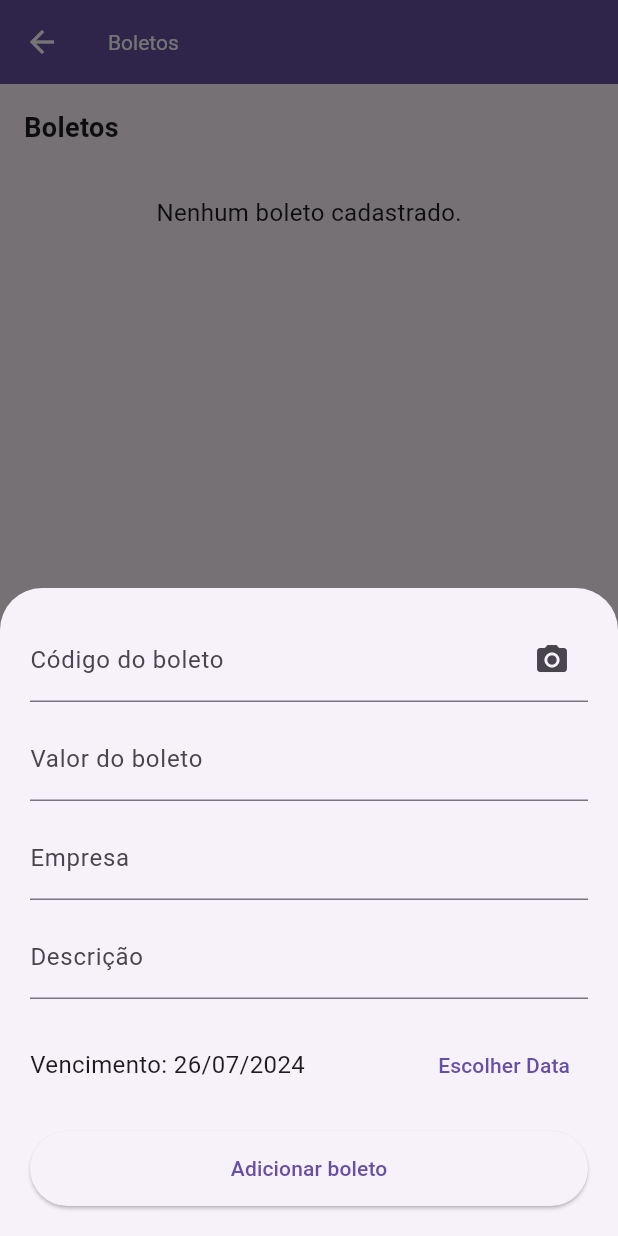
After one commit to oscarkemuel/my-finance-mobile, a Flutter app: the BilletsScreen screen opened by its route, after a tap on the "add" icon, on a phone screen of 412 x 824 dp. The commit adds this screen. Run offline on Flutter 3.47's test engine with Material 3 defaults, Android fonts, the phone set to English and light mode, and no system bars; our stand-ins replace flutter_mobx, local_auth, mobx, sqflite, syncfusion_flutter_charts; missing offline and left inert: flutter_barcode_scanner; accounts and stored records are empty; generated files the repository leaves out were written again; network calls fail.

Commit message:
feat(billets): Implements complete Billets

```diff
--- a/lib/main.dart
+++ b/lib/main.dart
@@ -1,15 +1,18 @@
 import 'package:flutter/material.dart';
 import 'package:local_auth/local_auth.dart';
 import 'package:my_finance/daos/bank_dao.dart';
+import 'package:my_finance/daos/billet_dao.dart';
 import 'package:my_finance/daos/category_dao.dart';
 import 'package:my_finance/daos/expense_dao.dart';
 import 'package:my_finance/daos/income_dao.dart';
+import 'package:my_finance/screens/billets_screen.dart';
 // import 'package:my_finance/database/db.dart';
 import 'package:my_finance/screens/expenses_screen.dart';
 import 'package:my_finance/screens/home_screen.dart';
 import 'package:my_finance/screens/tabs_screen.dart';
 import 'package:my_finance/services/local_auth_service.dart';
 import 'package:my_finance/stores/bank.store.dart';
+import 'package:my_finance/stores/billet.store.dart';
 import 'package:my_finance/stores/category.store.dart';
 import 'package:my_finance/stores/expense.store.dart';
 import 'package:my_finance/stores/income.store.dart';
@@ -33,6 +36,7 @@ class MyApp extends StatelessWidget {
     final categoryDao = CategoryDao();
     final incomeDao = IncomeDao();
     final expenseDao = ExpenseDao();
+    final billetDao = BilletDao();
 
     final expenseStore = ExpenseStore(expenseDao);
 
@@ -49,6 +53,7 @@ class MyApp extends StatelessWidget {
         ),
         Provider<IncomeStore>(create: (_) => IncomeStore(incomeDao)),
         Provider<ExpenseStore>(create: (_) => expenseStore),
+        Provider<BilletStore>(create: (_) => BilletStore(billetDao)),
       ],
       child: MaterialApp(
         title: 'My finance app',
@@ -58,6 +63,7 @@ class MyApp extends StatelessWidget {
           AppRoutes.DEFAULT: (ctx) => const TabsScreen(),
           AppRoutes.HOME: (ctx) => const HomeScreen(),
           AppRoutes.EXPENSES: (ctx) => const ExpensesScreen(),
+          AppRoutes.BILLETS: (ctx) => const BilletsScreen(),
         },
       ),
     );
--- /dev/null
+++ b/lib/models/billet.dart
@@ -0,0 +1,39 @@
+class Billet {
+  int id;
+  String code;
+  double amount;
+  DateTime dueDate;
+  String company;
+  String description;
+
+  Billet({
+    required this.id,
+    required this.code,
+    required this.amount,
+    required this.dueDate,
+    required this.company,
+    required this.description,
+  });
+
+  factory Billet.fromMap(Map<String, dynamic> map) {
+    return Billet(
+      id: map['id'],
+      code: map['code'],
+      amount: map['amount'].toDouble(),
+      dueDate: DateTime.parse(map['dueDate']),
+      company: map['company'],
+      description: map['description'],
+    );
+  }
+
+  Map<String, dynamic> toMap() {
+    return {
+      'id': id,
+      'code': code,
+      'amount': amount,
+      'dueDate': dueDate.toIso8601String(),
+      'company': company,
+      'description': description,
+    };
+  }
+}
--- /dev/null
+++ b/lib/screens/billets_screen.dart
@@ -0,0 +1,75 @@
+import 'package:flutter/material.dart';
+import 'package:my_finance/models/billet.dart';
+import 'package:my_finance/stores/billet.store.dart';
+import 'package:my_finance/widgets/billet_form.dart';
+import 'package:my_finance/widgets/billet_list.dart';
+import 'package:provider/provider.dart';
+
+class BilletsScreen extends StatefulWidget {
+  const BilletsScreen({
+    super.key,
+  });
+
+  @override
+  // ignore: library_private_types_in_public_api
+  _BilletsScreenState createState() => _BilletsScreenState();
+}
+
+class _BilletsScreenState extends State<BilletsScreen> {
+  void _openBilletFormModal(BuildContext context, [Billet? billet]) {
+    final billetStore = Provider.of<BilletStore>(context, listen: false);
+
+    showModalBottomSheet(
+      context: context,
+      builder: (_) {
+        return BilletForm(
+          billet: billet,
+          onSubmit: (billet) {
+            billetStore.addBillet(billet);
+            Navigator.of(context).pop();
+          },
+          onDelete: (billet) {
+            billetStore.removeBillet(billet);
+          },
+        );
+      },
+    );
+  }
+
+  @override
+  Widget build(BuildContext context) {
+    return Scaffold(
+      appBar: AppBar(
+        title: const Text('Boletos'),
+        titleTextStyle: const TextStyle(color: Colors.white),
+        backgroundColor: Theme.of(context).colorScheme.primary,
+        foregroundColor: Colors.white,
+      ),
+      body: Column(
+        children: [
+          const Padding(
+            padding: EdgeInsets.all(16),
+            child: Align(
+              alignment: Alignment.centerLeft,
+              child: Text(
+                'Boletos',
+                style: TextStyle(fontSize: 18, fontWeight: FontWeight.bold),
+              ),
+            ),
+          ),
+          Expanded(
+              child: Padding(
+            padding: const EdgeInsets.symmetric(horizontal: 16),
+            child: BilletList(
+              onTap: (bank) => _openBilletFormModal(context, bank),
+            ),
+          ))
+        ],
+      ),
+      floatingActionButton: FloatingActionButton(
+        onPressed: () => _openBilletFormModal(context),
+        child: const Icon(Icons.add),
+      ),
+    );
+  }
+}
--- a/lib/utils/app_routes.dart
+++ b/lib/utils/app_routes.dart
@@ -8,4 +8,5 @@ class AppRoutes {
   static const INCOMES = '/incomes';
   static const BANKS = '/banks';
   static const CATEGORIES = '/categories';
+  static const BILLETS = '/billets';
 }
--- a/lib/widgets/auth_check.dart
+++ b/lib/widgets/auth_check.dart
@@ -35,6 +35,8 @@ class _AuthCheckState extends State<AuthCheck> {
         Navigator.of(context).pushReplacementNamed(
           AppRoutes.DEFAULT,
         );
+
+        Navigator.of(context).pop();
       }
     }
   }
--- /dev/null
+++ b/lib/widgets/billet_form.dart
@@ -0,0 +1,203 @@
+import 'package:flutter/material.dart';
+import 'package:flutter/services.dart';
+import 'package:my_finance/models/billet.dart';
+import 'package:intl/intl.dart';
+import 'package:flutter_barcode_scanner/flutter_barcode_scanner.dart';
+
+class BilletForm extends StatefulWidget {
+  final void Function(Billet billet) onSubmit;
+  final void Function(Billet billet)? onDelete;
+  final Billet? billet;
+
+  const BilletForm({
+    super.key,
+    required this.onSubmit,
+    this.onDelete,
+    this.billet,
+  });
+
+  @override
+  State<BilletForm> createState() => _BilletFormState();
+}
+
+class _BilletFormState extends State<BilletForm> {
+  final _codeController = TextEditingController();
+  final _amountController = TextEditingController();
+  final _companyController = TextEditingController();
+  final _descriptionController = TextEditingController();
+  DateTime _selectedDueDate = DateTime.now();
+
+  @override
+  void initState() {
+    super.initState();
+    if (widget.billet != null) {
+      _codeController.text = widget.billet!.code;
+      _amountController.text = widget.billet!.amount.toString();
+      _companyController.text = widget.billet!.company;
+      _descriptionController.text = widget.billet!.description;
+      _selectedDueDate = widget.billet!.dueDate;
+    }
+  }
+
+  void _submit() {
+    if (_codeController.text.isEmpty ||
+        _amountController.text.isEmpty ||
+        _companyController.text.isEmpty ||
+        _descriptionController.text.isEmpty) {
+      return;
+    }
+
+    final code = _codeController.text;
+    final amount = double.tryParse(_amountController.text) ?? 0;
+    final company = _companyController.text;
+    final description = _descriptionController.text;
+
+    final billet = Billet(
+      id: widget.billet?.id ?? DateTime.now().millisecondsSinceEpoch,
+      code: code,
+      amount: amount,
+      dueDate: _selectedDueDate,
+      company: company,
+      description: description,
+    );
+
+    widget.onSubmit(billet);
+  }
+
+  void _presentDatePicker() {
+    showDatePicker(
+      context: context,
+      initialDate: DateTime.now(),
+      firstDate: DateTime(2000),
+      lastDate: DateTime(2100),
+    ).then((pickedDate) {
+      if (pickedDate == null) return;
+      setState(() {
+        _selectedDueDate = pickedDate;
+      });
+    });
+  }
+
+  Future<void> scanBarcodeNormal() async {
+    String barcodeScanRes;
+    try {
+      barcodeScanRes = await FlutterBarcodeScanner.scanBarcode(
+          '#ff6666', 'Cancel', true, ScanMode.BARCODE);
+
+      if (barcodeScanRes == '-1') {
+        return;
+      }
+    } on PlatformException {
+      barcodeScanRes = 'Failed to get platform version.';
+    }
+
+    if (!mounted) return;
+
+    setState(() {
+      _codeController.text = barcodeScanRes;
+    });
+  }
+
+  void _copyCodeToClipboard() {
+    Clipboard.setData(ClipboardData(text: _codeController.text));
+    ScaffoldMessenger.of(context).showSnackBar(
+      const SnackBar(
+          content: Text('Código copiado para a área de transferência')),
+    );
+  }
+
+  @override
+  Widget build(BuildContext context) {
+    return SingleChildScrollView(
+      child: Padding(
+        padding: EdgeInsets.only(
+          bottom: MediaQuery.of(context).viewInsets.bottom + 20,
+          left: 20,
+          right: 20,
+          top: 20,
+        ),
+        child: Column(
+          crossAxisAlignment: CrossAxisAlignment.start,
+          children: [
+            TextField(
+              controller: _codeController,
+              decoration: InputDecoration(
+                labelText: 'Código do boleto',
+                suffixIcon: Row(
+                  mainAxisSize: MainAxisSize.min,
+                  children: [
+                    IconButton(
+                      icon: const Icon(Icons.camera_alt),
+                      onPressed: scanBarcodeNormal,
+                    ),
+                    if (widget.billet != null)
+                      IconButton(
+                        icon: const Icon(Icons.copy),
+                        onPressed: _copyCodeToClipboard,
+                      ),
+                  ],
+                ),
+              ),
+            ),
+            const SizedBox(height: 10),
+            TextField(
+              controller: _amountController,
+              decoration: const InputDecoration(labelText: 'Valor do boleto'),
+              keyboardType:
+                  const TextInputType.numberWithOptions(decimal: true),
+            ),
+            const SizedBox(height: 10),
+            TextField(
+              controller: _companyController,
+              decoration: const InputDecoration(labelText: 'Empresa'),
+            ),
+            const SizedBox(height: 10),
+            TextField(
+              controller: _descriptionController,
+              decoration: const InputDecoration(labelText: 'Descrição'),
+            ),
+            const SizedBox(height: 20),
+            Row(
+              mainAxisAlignment: MainAxisAlignment.spaceBetween,
+              children: [
+                Text(
+                  'Vencimento: ${DateFormat('dd/MM/yyyy').format(_selectedDueDate)}',
+                  style: const TextStyle(fontSize: 16),
+                ),
+                TextButton(
+                  onPressed: _presentDatePicker,
+                  child: const Text('Escolher Data'),
+                ),
+              ],
+            ),
+            const SizedBox(height: 20),
+            ElevatedButton(
+              onPressed: _submit,
+              style: ElevatedButton.styleFrom(
+                minimumSize: const Size(double.infinity, 50),
+              ),
+              child: Text(widget.billet == null
+                  ? 'Adicionar boleto'
+                  : 'Atualizar boleto'),
+            ),
+            if (widget.billet != null) ...[
+              const SizedBox(height: 10),
+              ElevatedButton(
+                onPressed: () {
+                  if (widget.onDelete != null) {
+                    widget.onDelete!(widget.billet!);
+                  }
+                  Navigator.of(context).pop();
+                },
+                style: ElevatedButton.styleFrom(
+                  minimumSize: const Size(double.infinity, 50),
+                ),
+                child: const Text('Excluir boleto'),
+              ),
+            ],
+          ],
+        ),
+      ),
+    );
+  }
+}
--- /dev/null
+++ b/lib/widgets/billet_list.dart
@@ -0,0 +1,89 @@
+import 'package:flutter/material.dart';
+import 'package:my_finance/models/billet.dart';
+import 'package:intl/intl.dart';
+import 'package:flutter_mobx/flutter_mobx.dart';
+import 'package:my_finance/stores/billet.store.dart';
+import 'package:provider/provider.dart';
+
+class BilletList extends StatelessWidget {
+  final bool? isHome;
+  final Function(Billet billet)? onTap;
+
+  const BilletList({
+    super.key,
+    this.isHome,
+    this.onTap,
+  });
+
+  @override
+  Widget build(BuildContext context) {
+    final billetStore = Provider.of<BilletStore>(context);
+
+    return Observer(builder: (_) {
+      if (billetStore.billets.isEmpty) {
+        return const Padding(
+          padding: EdgeInsets.all(16),
+          child:
+              Text("Nenhum boleto cadastrado.", style: TextStyle(fontSize: 16)),
+        );
+      }
+
+      return Container(
+        margin: const EdgeInsets.symmetric(vertical: 8),
+        child: ListView.separated(
+          shrinkWrap: true,
+          physics: isHome == true
+              ? const NeverScrollableScrollPhysics()
+              : const AlwaysScrollableScrollPhysics(),
+          itemCount: billetStore.billets.length,
+          itemBuilder: (context, index) {
+            final billet = billetStore.billets[index];
+            return Card(
+              elevation: 2,
+              color: Colors.white70,
+              shape: RoundedRectangleBorder(
+                borderRadius: BorderRadius.circular(8),
+              ),
+              child: ListTile(
+                leading: const Icon(Icons.qr_code, color: Colors.blueGrey),
+                title: Text(
+                  billet.company,
+                  style: const TextStyle(
+                    fontWeight: FontWeight.bold,
+                    color: Colors.black,
+                  ),
+                ),
+                subtitle: Column(
+                  crossAxisAlignment: CrossAxisAlignment.start,
+                  children: [
+                    const SizedBox(height: 5),
+                    Text(
+                      'Valor: ${NumberFormat.currency(locale: 'pt_BR', symbol: 'R\$').format(billet.amount)}',
+                      style: const TextStyle(color: Colors.black87),
+                    ),
+                    const SizedBox(height: 5),
+                    Text(
+                      'Vencimento: ${DateFormat('dd/MM/yyyy').format(billet.dueDate)}',
+                      style: const TextStyle(color: Colors.black87),
+                    ),
+                  ],
+                ),
+                trailing: const Icon(
+                  Icons.receipt,
+                  color: Colors.blueGrey,
+                  size: 55,
+                ),
+                onTap: onTap == null
+                    ? null
+                    : () {
+                        onTap!(billet);
+                      },
+              ),
+            );
+          },
+          separatorBuilder: (context, index) => const SizedBox(height: 10),
+        ),
+      );
+    });
+  }
+}
--- a/pubspec.yaml
+++ b/pubspec.yaml
@@ -40,6 +40,9 @@ dependencies:
   path: ^1.9.0
   http: ^1.2.1
   local_auth: ^2.2.0
+  flutter_barcode_scanner:
+    git:
+      url: https://github.com/itsAyyazdev/flutter_barcode_scanner.git
 
 dev_dependencies:
   flutter_test:
```
Also changed, not shown: lib/daos/billet_dao.dart (added, +46 -0 lines), lib/screens/home_screen.dart (+16 -6 lines), lib/stores/billet.store.dart (added, +48 -0 lines), lib/stores/billet.store.g.dart (added), pubspec.lock.
